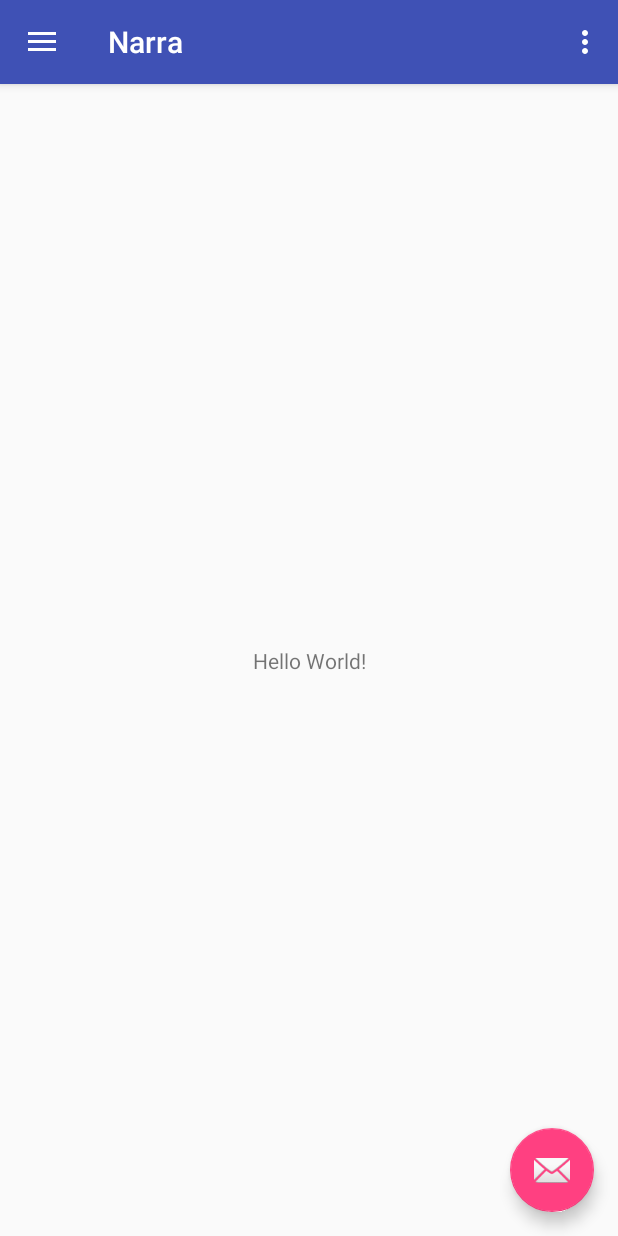
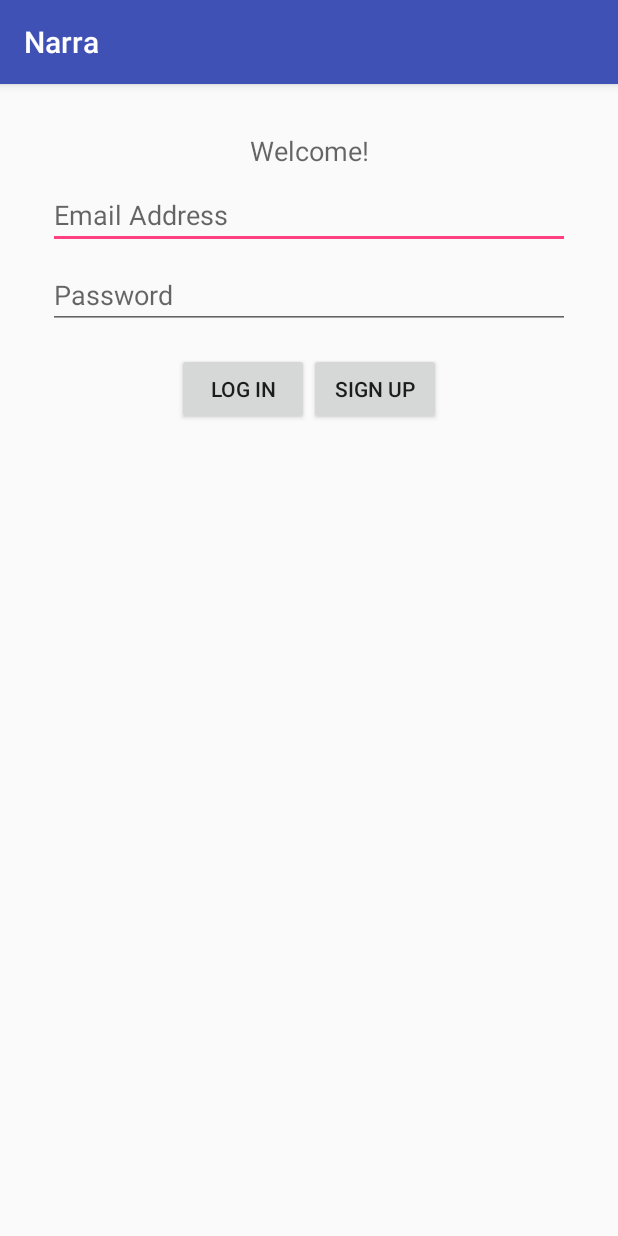
Before and after one commit to bananakiu/mongoGG, an Android app: the screen it shows after launch (MainActivity before the commit, LoginActivity after it), on a phone screen of 412 x 824 dp. Run offline under Robolectric (Android 15) with nearby library versions, the phone set to English and light mode, and no system bars; our stand-ins replace Firebase (no records; nobody signed in at launch, a user with empty details on screens opened directly).

Commit message:
Create login activity

```diff
--- a/app/build.gradle
+++ b/app/build.gradle
@@ -24,7 +24,10 @@ dependencies {
     implementation 'com.android.support:appcompat-v7:26.1.0'
     implementation 'com.android.support:design:26.1.0'
     implementation 'com.android.support.constraint:constraint-layout:1.0.2'
+    implementation 'com.google.firebase:firebase-auth:11.0.4'
     testImplementation 'junit:junit:4.12'
     androidTestImplementation 'com.android.support.test:runner:1.0.1'
     androidTestImplementation 'com.android.support.test.espresso:espresso-core:3.0.1'
 }
+
+apply plugin: 'com.google.gms.google-services'
--- a/app/src/main/AndroidManifest.xml
+++ b/app/src/main/AndroidManifest.xml
@@ -19,6 +19,7 @@
                 <category android:name="android.intent.category.LAUNCHER" />
             </intent-filter>
         </activity>
+        <activity android:name=".LoginActivity"></activity>
     </application>
 
 </manifest>
--- /dev/null
+++ b/app/src/main/java/com/mongogg/narra/LoginActivity.java
@@ -0,0 +1,13 @@
+package com.mongogg.narra;
+
+import android.support.v7.app.AppCompatActivity;
+import android.os.Bundle;
+
+public class LoginActivity extends AppCompatActivity {
+
+    @Override
+    protected void onCreate(Bundle savedInstanceState) {
+        super.onCreate(savedInstanceState);
+        setContentView(R.layout.activity_login);
+    }
+}
--- a/app/src/main/java/com/mongogg/narra/MainActivity.java
+++ b/app/src/main/java/com/mongogg/narra/MainActivity.java
@@ -1,6 +1,8 @@
 package com.mongogg.narra;
 
+import android.content.Intent;
 import android.os.Bundle;
+import android.support.annotation.NonNull;
 import android.support.design.widget.FloatingActionButton;
 import android.support.design.widget.Snackbar;
 import android.view.View;
@@ -13,8 +15,14 @@ import android.support.v7.widget.Toolbar;
 import android.view.Menu;
 import android.view.MenuItem;
 
+import com.google.firebase.auth.FirebaseAuth;
+import com.google.firebase.auth.FirebaseUser;
+
 public class MainActivity extends AppCompatActivity
         implements NavigationView.OnNavigationItemSelectedListener {
+
+    private FirebaseAuth mAuth;
+    private FirebaseAuth.AuthStateListener mAuthStateListener;
 
     @Override
     protected void onCreate(Bundle savedInstanceState) {
@@ -40,6 +48,33 @@ public class MainActivity extends AppCompatActivity
 
         NavigationView navigationView = (NavigationView) findViewById(R.id.nav_view);
         navigationView.setNavigationItemSelectedListener(this);
+
+        mAuth = FirebaseAuth.getInstance();
+        mAuthStateListener = new FirebaseAuth.AuthStateListener() {
+            @Override
+            public void onAuthStateChanged(@NonNull FirebaseAuth firebaseAuth) {
+                FirebaseUser user = firebaseAuth.getCurrentUser();
+                if (user == null) {
+                    Intent i = new Intent(MainActivity.this, com.mongogg.narra.LoginActivity.class);
+                    startActivity(i);
+                }
+            }
+        };
+
+    }
+
+    @Override
+    protected void onStart() {
+        super.onStart();
+        mAuth.addAuthStateListener(mAuthStateListener);
+    }
+
+    @Override
+    protected void onStop() {
+        super.onStop();
+        if (mAuthStateListener != null) {
+            mAuth.removeAuthStateListener(mAuthStateListener);
+        }
     }
 
     @Override
--- /dev/null
+++ b/app/src/main/res/layout/activity_login.xml
@@ -0,0 +1,73 @@
+<?xml version="1.0" encoding="utf-8"?>
+<android.support.constraint.ConstraintLayout xmlns:android="http://schemas.android.com/apk/res/android"
+    xmlns:app="http://schemas.android.com/apk/res-auto"
+    xmlns:tools="http://schemas.android.com/tools"
+    android:layout_width="match_parent"
+    android:layout_height="match_parent"
+    tools:context="com.mongogg.narra.LoginActivity">
+
+    <TextView
+        android:id="@+id/textView2"
+        android:layout_width="wrap_content"
+        android:layout_height="wrap_content"
+        android:layout_marginEnd="8dp"
+        android:layout_marginStart="8dp"
+        android:layout_marginTop="32dp"
+        android:text="Welcome!"
+        android:textAppearance="@style/TextAppearance.AppCompat.Medium"
+        app:layout_constraintEnd_toEndOf="parent"
+        app:layout_constraintStart_toStartOf="parent"
+        app:layout_constraintTop_toTopOf="parent" />
+
+    <EditText
+        android:id="@+id/editText"
+        android:layout_width="0dp"
+        android:layout_height="wrap_content"
+        android:layout_marginEnd="32dp"
+        android:layout_marginStart="32dp"
+        android:layout_marginTop="8dp"
+        android:ems="10"
+        android:hint="Email Address"
+        android:inputType="textEmailAddress"
+        app:layout_constraintEnd_toEndOf="parent"
+        app:layout_constraintStart_toStartOf="parent"
+        app:layout_constraintTop_toBottomOf="@+id/textView2" />
+
+    <EditText
+        android:id="@+id/editText2"
+        android:layout_width="0dp"
+        android:layout_height="wrap_content"
+        android:layout_marginEnd="32dp"
+        android:layout_marginStart="32dp"
+        android:layout_marginTop="8dp"
+        android:ems="10"
+        android:hint="Password"
+        android:inputType="textPassword"
+        app:layout_constraintEnd_toEndOf="parent"
+        app:layout_constraintStart_toStartOf="parent"
+        app:layout_constraintTop_toBottomOf="@+id/editText" />
+
+    <Button
+        android:id="@+id/button2"
+        android:layout_width="wrap_content"
+        android:layout_height="wrap_content"
+        android:layout_marginStart="8dp"
+        android:text="Log In"
+        app:layout_constraintBaseline_toBaselineOf="@+id/button3"
+        app:layout_constraintEnd_toStartOf="@+id/button3"
+        app:layout_constraintHorizontal_bias="0.5"
+        app:layout_constraintHorizontal_chainStyle="packed"
+        app:layout_constraintStart_toStartOf="parent" />
+
+    <Button
+        android:id="@+id/button3"
+        android:layout_width="wrap_content"
+        android:layout_height="wrap_content"
+        android:layout_marginEnd="8dp"
+        android:layout_marginTop="16dp"
+        android:text="Sign Up"
+        app:layout_constraintEnd_toEndOf="parent"
+        app:layout_constraintHorizontal_bias="0.5"
+        app:layout_constraintStart_toEndOf="@+id/button2"
+        app:layout_constraintTop_toBottomOf="@+id/editText2" />
+</android.support.constraint.ConstraintLayout>
--- a/build.gradle
+++ b/build.gradle
@@ -12,6 +12,7 @@ buildscript {
 
         // NOTE: Do not place your application dependencies here; they belong
         // in the individual module build.gradle files
+        classpath 'com.google.gms:google-services:3.1.0'
     }
 }
 
```
Also changed, not shown: 1 other file.
